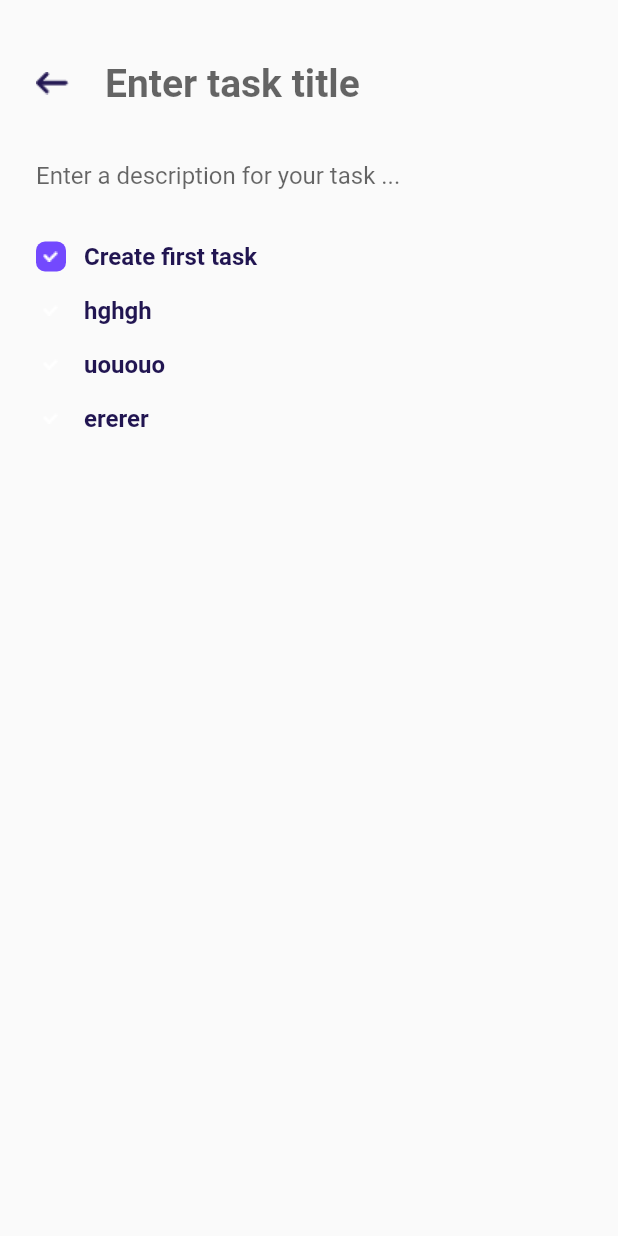
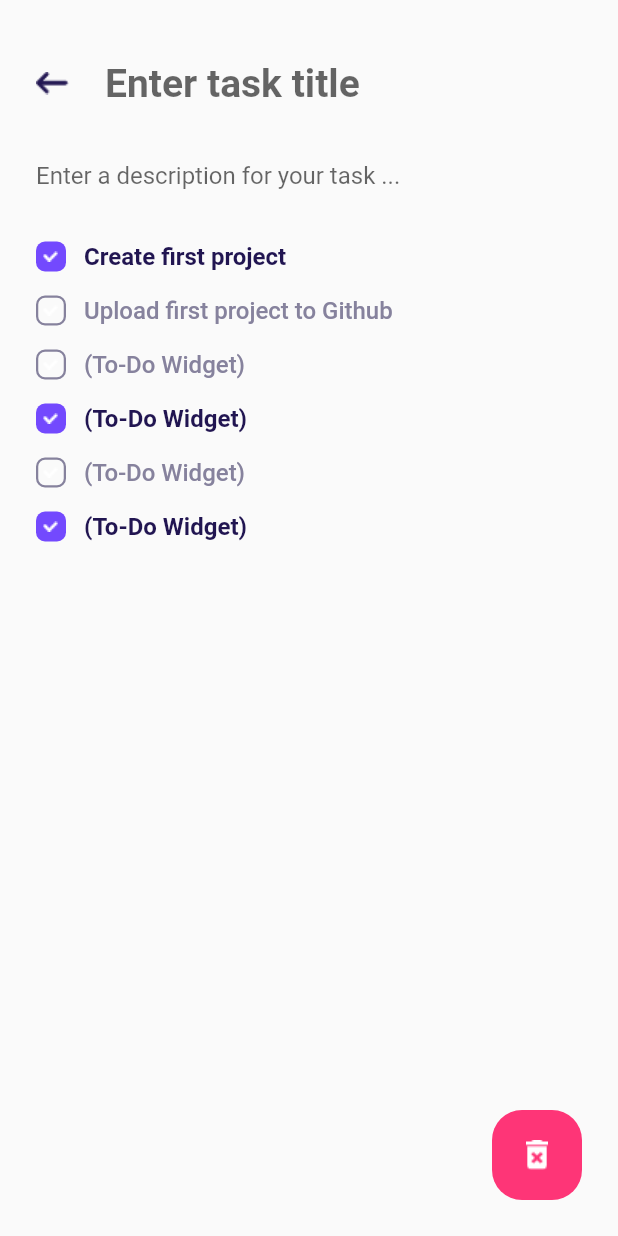
Before and after one commit to ferre0160/to-do-app, a Flutter app: the Taskpage screen opened directly, on a phone screen of 412 x 824 dp. Run offline on Flutter 3.47's test engine with Material 2 defaults, Android fonts, the phone set to English and light mode, and no system bars; missing offline and left inert: dart:html.

Commit message:
les 13-10

```diff
--- a/lib/screens/taskpage.dart
+++ b/lib/screens/taskpage.dart
@@ -14,7 +14,9 @@ class _TaskpageState extends State<Taskpage> {
     return Scaffold(
       body: SafeArea(
         child: Container(
-            child: Column(
+            child: Stack(
+          children: [
+            Column(
               crossAxisAlignment: CrossAxisAlignment.start,
               children: [
                 Padding(
@@ -63,21 +65,43 @@ class _TaskpageState extends State<Taskpage> {
                   ),
                 ),
                 TodoWidget(
-              text: "Create first task",
+                  text: "Create first project",
                   isDone: true,
                 ),
                 TodoWidget(
-              text: "hghgh",
+                  text: "Upload first project to Github",
                   isDone: false,
                 ),
+                TodoWidget(),
                 TodoWidget(
-              text: "uououo",
-              isDone: false,
+                  isDone: true,
                 ),
+                TodoWidget(),
                 TodoWidget(
-              text: "ererer",
-              isDone: false,
+                  isDone: true,
+                )
+              ],
             ),
+            Positioned(
+              bottom: 24,
+              right: 24,
+              child: GestureDetector(
+                onTap: () {
+                  Navigator.push(context,
+                      MaterialPageRoute(builder: (context) => Taskpage()));
+                },
+                child: Container(
+                    width: 60,
+                    height: 60,
+                    decoration: BoxDecoration(
+                      color: Color(0xFFFE3577),
+                      borderRadius: BorderRadius.circular(20),
+                    ),
+                    child: Image(
+                      image: AssetImage("assets/delete_icon.png"),
+                    )),
+              ),
+            )
           ],
         )),
       ),
--- a/lib/widgets.dart
+++ b/lib/widgets.dart
@@ -1,10 +1,16 @@
+import 'dart:html';
+
 import 'package:flutter/cupertino.dart';
 import 'package:flutter/material.dart';
 
 class TaskCardWidget extends StatelessWidget {
   final String title;
   final String desc;
-  const TaskCardWidget({Key? key, required this.title, required this.desc})
+  const TaskCardWidget(
+      {Key? key,
+      this.title = "(Unnamed Task)",
+      this.desc =
+          'Hello User! Welcome to the TODO app, this is a default task that you can edit or delete to start using the app.'})
       : super(key: key);
   @override
   Widget build(BuildContext context) {
@@ -18,7 +24,7 @@ class TaskCardWidget extends StatelessWidget {
           crossAxisAlignment: CrossAxisAlignment.start,
           children: [
             Text(
-              title ?? "(Unnamed Task)",
+              title,
               style: TextStyle(
                   color: Color(0xFF211551),
                   fontSize: 22,
@@ -27,8 +33,7 @@ class TaskCardWidget extends StatelessWidget {
             Padding(
               padding: EdgeInsets.only(top: 10),
               child: Text(
-                desc ??
-                    'Hello User! Welcome to the TODO app, this is a default task that you can edit or delete to start using the app.',
+                desc,
                 style: TextStyle(
                     fontSize: 16, color: Color(0xFF868290), height: 1.5),
               ),
@@ -39,7 +44,8 @@ class TaskCardWidget extends StatelessWidget {
 }
 
 class TodoWidget extends StatelessWidget {
-  const TodoWidget({Key? key, required this.text, required this.isDone})
+  const TodoWidget(
+      {Key? key, this.text = "(To-Do Widget)", this.isDone = false})
       : super(key: key);
 
   final String text;
@@ -59,19 +65,34 @@ class TodoWidget extends StatelessWidget {
             height: 20,
             margin: EdgeInsets.only(right: 12),
             decoration: BoxDecoration(
-                color: isDone ? Color(0xFF7349FE) : Colors.transparent,
-                borderRadius: BorderRadius.circular(6)),
+              color: isDone ? const Color(0xFF7349FE) : Colors.transparent,
+              borderRadius: BorderRadius.circular(6),
+              border: isDone
+                  ? null
+                  : Border.all(
+                      color: Color(0xFF86829D),
+                      width: 1.5,
+                    ),
+            ),
             child: Image(image: AssetImage('assets/check_icon.png')),
           ),
           Text(
-            text ?? "(To-Do Widget)",
+            text,
             style: TextStyle(
-                color: Color(0xFF211551),
+                color: isDone ? Color(0xFF211551) : Color(0xFF86829D),
                 fontSize: 16,
-                fontWeight: FontWeight.bold),
+                fontWeight: isDone ? FontWeight.bold : FontWeight.w500),
           ),
         ],
       ),
     );
   }
 }
+
+class NoGlowScrollBehaviour extends ScrollBehavior {
+  @override
+  Widget buildViewportChrome(
+      BuildContext context, Widget child, AxisDirection axisDirection) {
+    return child;
+  }
+}
--- a/pubspec.yaml
+++ b/pubspec.yaml
@@ -63,6 +63,7 @@ flutter:
     - assets/add_icon.png
     - assets/back_arrow_icon.png
     - assets/check_icon.png
+    - assets/delete_icon.png
 
   # An image asset can refer to one or more resolution-specific "variants", see
   # https://flutter.dev/assets-and-images/#resolution-aware.
```
Also changed, not shown: lib/screens/homepage.dart (+21 -13 lines). Lines whose indentation alone changed are shown as unchanged.
